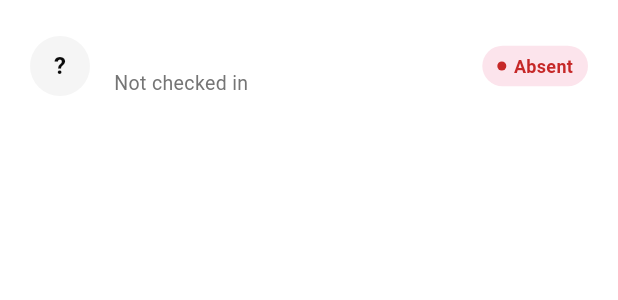
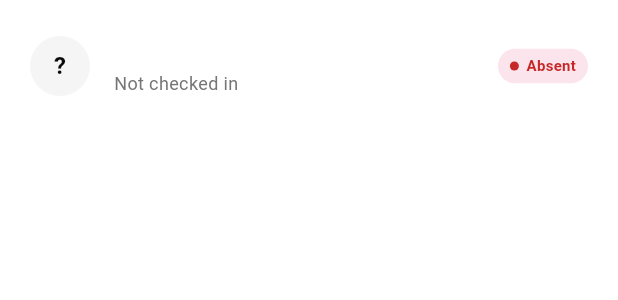
Before and after one commit to lalit127/cleandesk_ai, a Flutter app: the _EmployeeTile widget shown alone on an empty page, opened directly with empty values, on a phone screen of 412 x 824 dp. Shown: the top 300 px of the screen. Run offline on Flutter 3.47's test engine with Material 3 defaults, Android fonts, the phone set to English and light mode, and no system bars; our stand-ins replace dio, flutter_riverpod, geolocator, shared_preferences; accounts and stored records are empty; network calls fail.

Commit message:
Update Team Dashboard UI and attendance formatting
- Improve summary chip layout by wrapping chips in `Expanded` widgets for better distribution.
- Enhance attendance time display to show both check-in and check-out times when applicable.
- Implement robust date parsing with a helper method to handle various ISO string formats and local time conversion.
- Refine employee tile typography using tabular figures for consistent time alignment and reduced font size.
- Use the small variant of the `StatusChip` in the team list for a more compact UI.

```diff
--- a/lib/features/manager/screens/team_dashboard_screen.dart
+++ b/lib/features/manager/screens/team_dashboard_screen.dart
@@ -3,6 +3,7 @@
 // Manager view: today's attendance for all employees.
 // Pull-to-refresh supported.
 
+import 'dart:ui' as ui;
 import 'package:flutter/material.dart';
 import 'package:flutter_riverpod/flutter_riverpod.dart';
 import 'package:intl/intl.dart';
@@ -141,11 +142,11 @@ class _SummaryRow extends StatelessWidget {
 
     return Row(
       children: [
-        _SummaryChip(label: 'Total',       value: '$total',      color: AppTheme.grey100),
+        Expanded(child: _SummaryChip(label: 'Total',       value: '$total',      color: AppTheme.grey100)),
         const SizedBox(width: 8),
-        _SummaryChip(label: 'Present',     value: '$present',    color: AppTheme.chipPresent),
+        Expanded(child: _SummaryChip(label: 'Present',     value: '$present',    color: AppTheme.chipPresent)),
         const SizedBox(width: 8),
-        _SummaryChip(label: 'Checked Out', value: '$checkedOut', color: AppTheme.chipCheckedOut),
+        Expanded(child: _SummaryChip(label: 'Checked Out', value: '$checkedOut', color: AppTheme.chipCheckedOut)),
       ],
     );
   }
@@ -199,12 +200,25 @@ class _EmployeeTile extends StatelessWidget {
   final TeamAttendanceModel record;
   const _EmployeeTile({required this.record});
 
+  String _format(String? t) {
+    if (t == null) return '--:--';
+    try {
+      final normalized = t.contains('Z') || t.contains('+') ? t : '${t}Z';
+      return DateFormat('hh:mm a').format(DateTime.parse(normalized).toLocal());
+    } catch (_) {
+      return '--:--';
+    }
+  }
+
   @override
   Widget build(BuildContext context) {
-    String checkinDisplay = 'Not checked in';
+    String timeDisplay = 'Not checked in';
     if (record.checkinTime != null) {
-      checkinDisplay = DateFormat('hh:mm a')
-          .format(DateTime.parse(record.checkinTime!).toLocal());
+      if (record.isCheckedOut && record.checkoutTime != null) {
+        timeDisplay = 'In: ${_format(record.checkinTime)} • Out: ${_format(record.checkoutTime)}';
+      } else {
+        timeDisplay = 'Checked in at ${_format(record.checkinTime)}';
+      }
     }
 
     return ListTile(
@@ -229,10 +243,14 @@ class _EmployeeTile extends StatelessWidget {
         ),
       ),
       subtitle: Text(
-        checkinDisplay,
-        style: const TextStyle(fontSize: 13, color: AppTheme.grey600),
+        timeDisplay,
+        style: const TextStyle(
+          fontSize: 12,
+          color: AppTheme.grey600,
+          fontFeatures: [ui.FontFeature.tabularFigures()],
+        ),
       ),
-      trailing: StatusChip(status: record.status),
+      trailing: StatusChip(status: record.status, small: true),
       contentPadding: const EdgeInsets.symmetric(horizontal: 20, vertical: 8),
     );
   }
```
